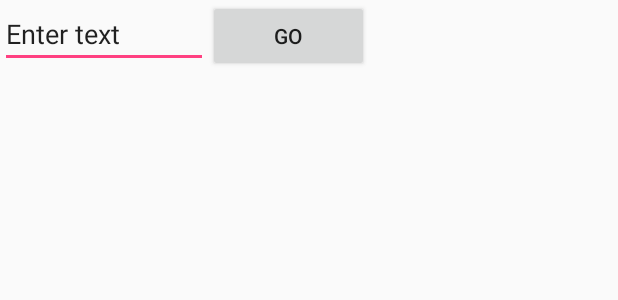
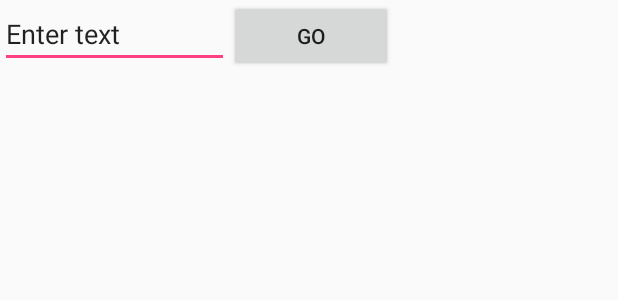
Before and after one commit to plumberg/AndroidRealHW1, an Android app: the layout activity_main.xml on its own in the app's theme, with its tools: preview values and no code run, on a phone screen of 412 x 824 dp. Shown: the top 300 px of the screen. Run offline under Robolectric (Android 15) with nearby library versions, the phone set to English and light mode, and no system bars.

Commit message:
Orientation horizontal, size of elements changed

```diff
--- a/app/src/main/res/layout/activity_main.xml
+++ b/app/src/main/res/layout/activity_main.xml
@@ -2,29 +2,31 @@
 <LinearLayout xmlns:android="http://schemas.android.com/apk/res/android"
     xmlns:app="http://schemas.android.com/apk/res-auto"
     xmlns:tools="http://schemas.android.com/tools"
+    android:orientation="horizontal"
     android:layout_width="match_parent"
     android:layout_height="match_parent"
+
     tools:context=".MainActivity">
 
     <EditText
         android:id="@+id/editText"
         android:layout_width="95dp"
         android:layout_height="wrap_content"
-        android:layout_weight="1"
+        android:layout_weight="2"
         android:ems="10"
-        android:inputType="textPersonName"
+        android:inputType="text|textPersonName"
         android:text="Enter text" />
 
     <Button
         android:id="@+id/button"
-        android:layout_width="64dp"
+        android:layout_width="95dp"
         android:layout_height="wrap_content"
-        android:layout_weight="1"
+        android:layout_weight="0.5"
         android:text="GO" />
 
     <TextView
         android:id="@+id/textView"
-        android:layout_width="122dp"
-        android:layout_height="32dp"
-        android:layout_weight="1" />
+        android:layout_width="92dp"
+        android:layout_height="wrap_content"
+        android:layout_weight="2" />
 </LinearLayout>
```
